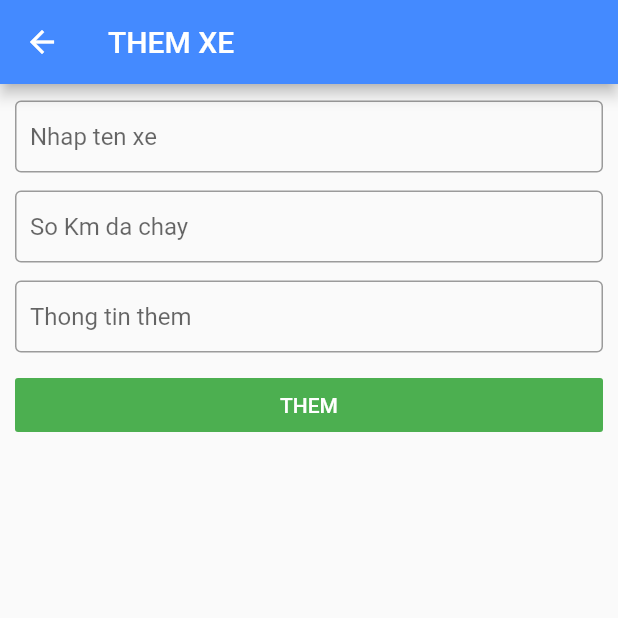
After one commit to nguyenqhuy1512/my_bike, a Flutter app: the AddGarage screen opened directly, on a phone screen of 412 x 824 dp, the top half of it. The commit adds this screen. Run offline on Flutter 3.47's test engine with Material 2 defaults, Android fonts, the phone set to English and light mode, and no system bars.

Commit message:
commit vehicle_screen

```diff
--- a/lib/models/garages_model.dart
+++ b/lib/models/garages_model.dart
@@ -4,5 +4,5 @@ class garage_md {
   String vehicle_name;
   int vehicle_odo;
   String img_asset;
-  garage_md({this.vehicle_id,this.vehicle_name,this.vehicle_odo,this.img_asset});
+  garage_md({@required this.vehicle_id,this.vehicle_name,this.vehicle_odo,this.img_asset});
 }
--- /dev/null
+++ b/lib/screens/add_garage.dart
@@ -0,0 +1,70 @@
+import 'package:flutter/material.dart';
+import 'package:my_bike/widgets/text_field.dart';
+
+class AddGarage extends StatefulWidget {
+  @override
+  _AddGarageState createState() => _AddGarageState();
+}
+class _AddGarageState extends State<AddGarage> {
+  var veh_name = TextEditingController();
+  var veh_odo = TextEditingController();
+  var veh_desc = TextEditingController();
+  @override
+  void dispose() {
+    // Clean up the controller when the widget is disposed.
+    veh_name.dispose();
+    veh_odo.dispose();
+    veh_desc.dispose();
+    super.dispose();
+  }
+  @override
+  Widget build(BuildContext context) {
+    return Scaffold(
+      appBar: AppBar(
+        backgroundColor: Colors.blueAccent,
+        leading: IconButton(
+          icon: Icon(Icons.arrow_back, color: Colors.white),
+          onPressed: () => Navigator.of(context).pop(),
+        ),
+        title: Text(
+          'THEM XE',
+        ),
+      ),
+      body: Padding(
+        padding: EdgeInsets.fromLTRB(10.0,10.0, 10.0, 0.0),
+        child: Column(
+          crossAxisAlignment: CrossAxisAlignment.stretch,
+          children: <Widget>[
+            TextFieldCustom(controller: veh_name,texthint: "Nhap ten xe",input_number: false),
+            SizedBox(height: 10.0,),
+            TextFieldCustom(controller: veh_odo,texthint: "So Km da chay",textunit: "KM",input_number: true),
+            SizedBox(height: 10.0,),
+            TextFieldCustom(controller: veh_desc,texthint: "Thong tin them",input_number: false),
+            SizedBox(height: 10.0,),
+            FlatButton(
+              onPressed: (){
+                return showDialog(
+                  context: context,
+                  builder: (context) {
+                    return AlertDialog(
+                      // Retrieve the text the that user has entered by using the
+                      // TextEditingController.
+                      content: Text(veh_name.text + '-' + veh_odo.text + '-' + veh_desc.text),
+                    );
+                  },
+                );
+              },
+              color: Colors.green,
+              child: Text(
+                'THEM',
+                style: TextStyle(
+                  color: Colors.white,
+                ),
+              ),
+            )
+          ],
+        ),
+      ),
+    );
+  }
+}
--- /dev/null
+++ b/lib/widgets/text_field.dart
@@ -0,0 +1,40 @@
+import 'package:flutter/material.dart';
+import 'package:flutter/services.dart';
+class TextFieldCustom extends StatelessWidget {
+  final String texthint;
+  String textContent;
+  TextEditingController controller;
+  String textunit;
+  bool input_number;
+  TextFieldCustom({@required this.controller,this.textContent, this.texthint,this.textunit,@required this.input_number});
+  @override
+  Widget build(BuildContext context) {
+    controller.text = textContent != null ? textContent : "";
+    return Container(
+      height: 50.0,
+      alignment: Alignment.centerRight,
+      child: input_number != true?
+        TextField(
+          controller: controller,
+          decoration: new InputDecoration(
+              contentPadding: EdgeInsets.all(10.0),
+              border: new OutlineInputBorder(
+                  borderSide: new BorderSide(color: Colors.teal)),
+              hintText: '${texthint}',
+              suffixText: textunit != null? '${textunit}' : null ,
+              suffixStyle: const TextStyle(color: Colors.black)),
+        ) :
+        TextField(
+          controller: controller,
+          inputFormatters: [new WhitelistingTextInputFormatter(RegExp("[0-9]")),],
+          decoration: new InputDecoration(
+              contentPadding: EdgeInsets.all(10.0),
+              border: new OutlineInputBorder(
+                  borderSide: new BorderSide(color: Colors.teal)),
+              hintText: '${texthint}',
+              suffixText: textunit != null? '${textunit}' : null ,
+              suffixStyle: const TextStyle(color: Colors.black)),
+        )
+    );
+  }
+}
```
Also changed, not shown: lib/models/vehicle_widget.dart (added, +26 -0 lines), lib/screens/garages.dart (+88 -14 lines), lib/screens/vehicle_list.dart (added, +152 -0 lines), lib/widgets/dialog_input.dart (added, +50 -0 lines), assets/widget1.PNG (added), assets/widget2.PNG (added), assets/widget3.PNG (added), assets/widget4.PNG (added), assets/widget5.PNG (added).
